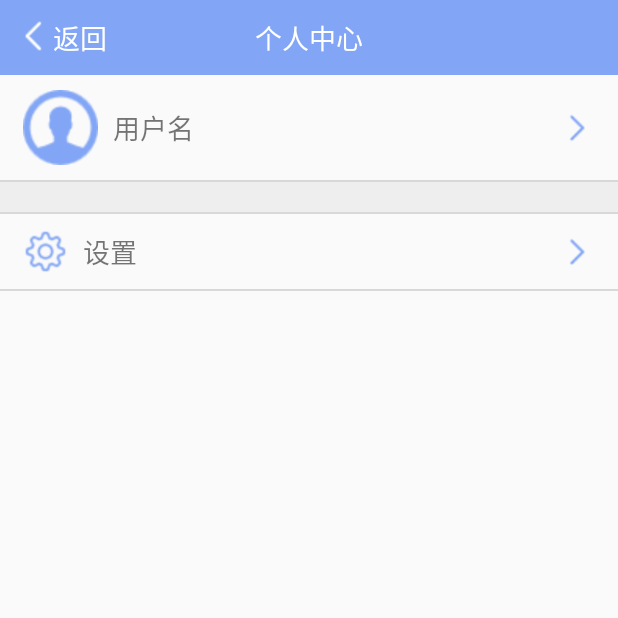
After one commit to 13204236momo/MoveFast, an Android app: the UserActivity screen opened directly, with no data from a screen before it, on a phone screen of 412 x 824 dp, the top half of it. The commit adds this screen. Run offline under Robolectric (Android 15) with nearby library versions, the phone set to English and light mode, and no system bars.

Commit message:
注册登录完善

```diff
--- /dev/null
+++ b/app/src/main/java/com/example/administrator/movefast/view/UserActivity.java
@@ -0,0 +1,49 @@
+package com.example.administrator.movefast.view;
+
+import android.content.Intent;
+import android.support.v7.app.AppCompatActivity;
+import android.os.Bundle;
+import android.view.View;
+import android.widget.RelativeLayout;
+
+import com.example.administrator.movefast.R;
+import com.example.administrator.movefast.widget.TopBar;
+
+public class UserActivity extends AppCompatActivity {
+
+    private TopBar top;
+    private RelativeLayout rlSetting;
+
+    @Override
+    protected void onCreate(Bundle savedInstanceState) {
+        super.onCreate(savedInstanceState);
+        setContentView(R.layout.activity_user);
+        getSupportActionBar().hide();
+        initView();
+        initEvent();
+    }
+
+
+    private void initView() {
+        top = findViewById(R.id.top);
+        top.setTitle("个人中心");
+        rlSetting = findViewById(R.id.rl_setting);
+    }
+
+    private void initEvent() {
+        top.setOnTopClickListener(new TopBar.OnTopClickListener() {
+            @Override
+            public void onLeftClick() {
+                finish();
+            }
+        });
+
+        rlSetting.setOnClickListener(new View.OnClickListener() {
+            @Override
+            public void onClick(View v) {
+                startActivity(new Intent(UserActivity.this,SettingActivity.class));
+            }
+        });
+    }
+
+}
--- /dev/null
+++ b/app/src/main/res/layout/activity_user.xml
@@ -0,0 +1,90 @@
+<?xml version="1.0" encoding="utf-8"?>
+<LinearLayout xmlns:android="http://schemas.android.com/apk/res/android"
+    xmlns:app="http://schemas.android.com/apk/res-auto"
+    xmlns:tools="http://schemas.android.com/tools"
+    android:layout_width="match_parent"
+    android:layout_height="match_parent"
+    android:orientation="vertical"
+    tools:context="com.example.administrator.movefast.view.UserActivity">
+
+    <com.example.administrator.movefast.widget.TopBar
+        android:id="@+id/top"
+        android:layout_width="match_parent"
+        android:layout_height="50dp"/>
+
+    <RelativeLayout
+        android:layout_width="match_parent"
+        android:layout_height="70dp">
+        <ImageView
+            android:layout_width="50dp"
+            android:layout_height="50dp"
+            android:layout_centerVertical="true"
+            android:background="@drawable/user"
+            android:layout_marginLeft="15dp"/>
+        <TextView
+            android:id="@+id/tv_account"
+            android:layout_width="wrap_content"
+            android:layout_height="wrap_content"
+            android:layout_marginLeft="75dp"
+            android:layout_centerVertical="true"
+            android:textSize="18dp"
+            android:text="用户名"/>
+        <ImageView
+            android:id="@+id/iv_sex"
+            android:layout_width="15dp"
+            android:layout_height="15dp"
+            android:layout_toRightOf="@+id/tv_account"
+            android:layout_marginLeft="10dp"
+            android:layout_centerVertical="true"/>
+        <ImageView
+            android:layout_width="25dp"
+            android:layout_height="25dp"
+           android:layout_centerVertical="true"
+            android:layout_alignParentRight="true"
+            android:layout_marginRight="15dp"
+            android:src="@drawable/to_right"/>
+    </RelativeLayout>
+
+    <View
+        android:layout_width="match_parent"
+        android:layout_height="1dp"
+        android:background="@color/line_grey" />
+    <View
+        android:layout_width="match_parent"
+        android:layout_height="20dp"
+        android:background="@color/space_grey"/>
+    <View
+        android:layout_width="match_parent"
+        android:layout_height="1dp"
+        android:background="@color/line_grey" />
+    <RelativeLayout
+        android:id="@+id/rl_setting"
+        android:layout_width="match_parent"
+        android:layout_height="50dp">
+        <ImageView
+            android:layout_width="30dp"
+            android:layout_height="30dp"
+            android:layout_centerVertical="true"
+           android:layout_marginLeft="15dp"
+            android:background="@drawable/setting"/>
+
+        <TextView
+            android:layout_width="wrap_content"
+            android:layout_height="wrap_content"
+            android:layout_marginLeft="55dp"
+            android:layout_centerVertical="true"
+            android:textSize="18dp"
+            android:text="设置"/>
+        <ImageView
+            android:layout_width="25dp"
+            android:layout_height="25dp"
+           android:layout_centerVertical="true"
+            android:layout_marginRight="15dp"
+            android:layout_alignParentRight="true"
+            android:src="@drawable/to_right"/>
+    </RelativeLayout>
+    <View
+        android:layout_width="match_parent"
+        android:layout_height="1dp"
+        android:background="@color/line_grey" />
+</LinearLayout>
--- a/app/src/main/res/values/colors.xml
+++ b/app/src/main/res/values/colors.xml
@@ -10,4 +10,8 @@
     <color name="viewfinder_mask">#60000000</color>
     <color name="result_view">#b0000000</color>
     <color name="white_44">#44ffffff</color>
+
+    <color name="line_grey">#d8d8d8</color>
+
+    <color name="space_grey">#eeeeee</color>
 </resources>
```
Also changed, not shown: app/src/main/AndroidManifest.xml (+9 -8 lines), app/src/main/java/com/example/administrator/movefast/view/HistoryActivity.java (+39 -3 lines), app/src/main/java/com/example/administrator/movefast/view/MainActivity.java (+20 -5 lines), app/src/main/java/com/example/administrator/movefast/view/SettingActivity.java (added, +92 -0 lines), app/src/main/java/com/example/administrator/movefast/view/SplashActivity.java (added, +59 -0 lines), app/src/main/res/layout/activity_setting.xml (added, +25 -0 lines), app/src/main/res/layout/activity_splash.xml (added, +15 -0 lines), app/src/main/res/drawable/setting.png (added), app/src/main/res/drawable/to_right.png (added), app/src/main/res/drawable/user.png (added).
